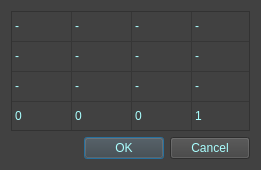
Above: ui/RegMatWin.ui from DaneshJoy/bronchoscopy before the change. Below: the same form after it.
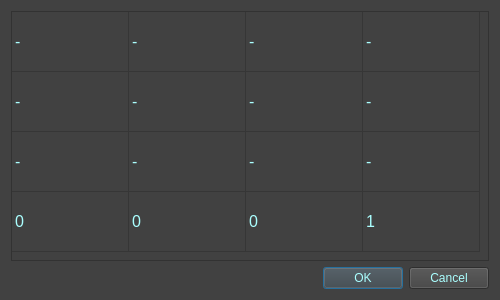
That is the form after the change.

```diff
--- a/ui/RegMatWin.ui
+++ b/ui/RegMatWin.ui
@@ -9,10 +9,22 @@
    <rect>
     <x>0</x>
     <y>0</y>
-    <width>261</width>
-    <height>170</height>
+    <width>500</width>
+    <height>300</height>
    </rect>
   </property>
+  <property name="minimumSize">
+   <size>
+    <width>500</width>
+    <height>300</height>
+   </size>
+  </property>
+  <property name="maximumSize">
+   <size>
+    <width>500</width>
+    <height>300</height>
+   </size>
+  </property>
   <property name="windowTitle">
    <string>RegMat</string>
   </property>
@@ -28,6 +40,11 @@
        <verstretch>0</verstretch>
       </sizepolicy>
      </property>
+     <property name="font">
+      <font>
+       <pointsize>12</pointsize>
+      </font>
+     </property>
      <property name="styleSheet">
       <string notr="true">color: rgb(170, 255, 255);</string>
      </property>
@@ -65,7 +82,7 @@
       <bool>false</bool>
      </attribute>
      <attribute name="horizontalHeaderDefaultSectionSize">
-      <number>60</number>
+      <number>117</number>
      </attribute>
      <attribute name="horizontalHeaderMinimumSectionSize">
       <number>10</number>
@@ -74,7 +91,7 @@
       <bool>false</bool>
      </attribute>
      <attribute name="verticalHeaderDefaultSectionSize">
-      <number>30</number>
+      <number>60</number>
      </attribute>
      <attribute name="verticalHeaderMinimumSectionSize">
       <number>10</number>
```
